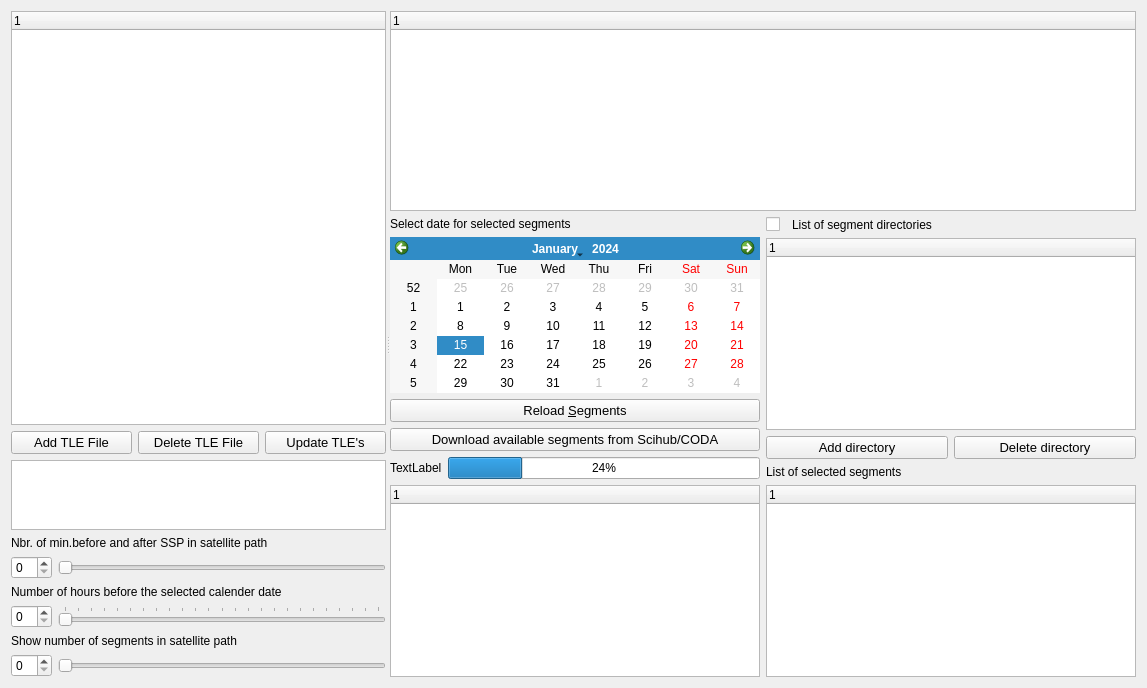
Qt form core/formephem.ui (hvanruys/EUMETCastView) before a commit.
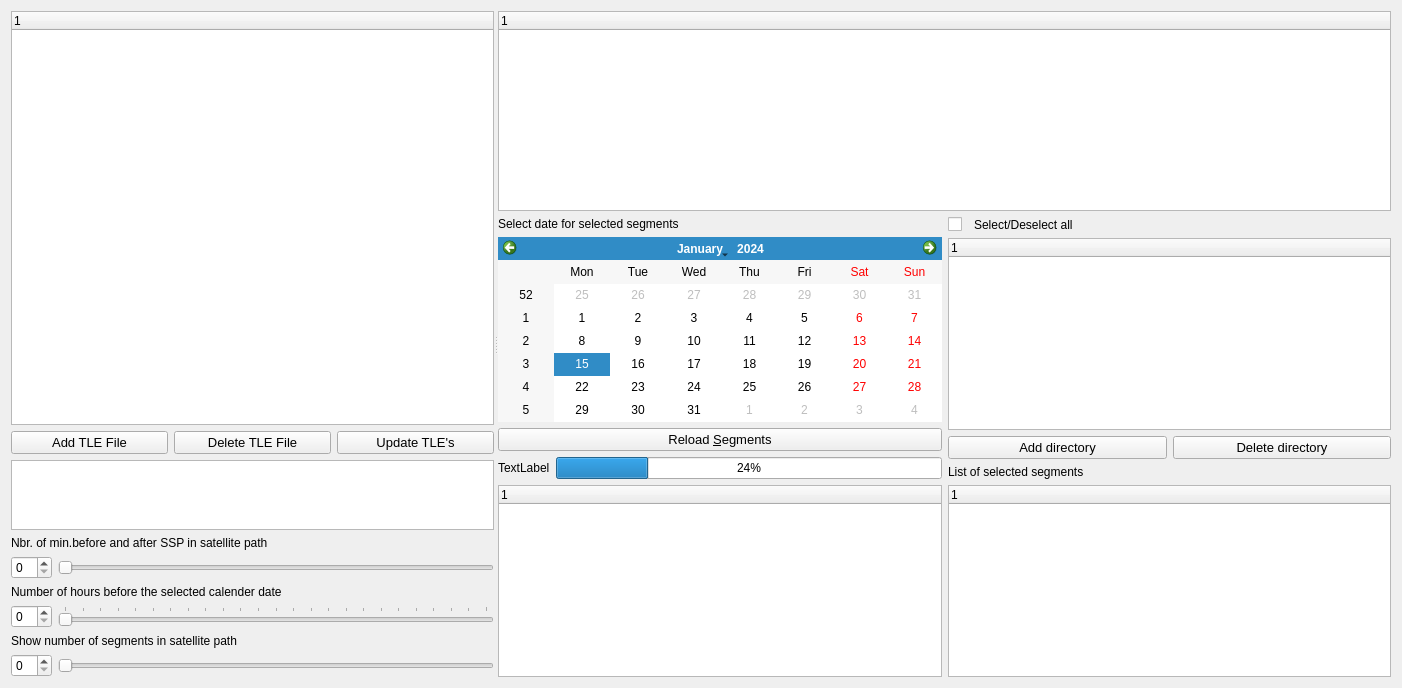
The same form after that commit.

Commit message: It is now possible to download individual files from the Sentinel-3 segments in Scihub/CODA. We have now the following possiblities for downloading Sentinel-3 segments : - Download a quickview - Download a partial product - Download a complete product

Diff of the .ui file:
```diff
--- a/core/formephem.ui
+++ b/core/formephem.ui
@@ -6,7 +6,7 @@
    <rect>
     <x>0</x>
     <y>0</y>
-    <width>1147</width>
+    <width>1402</width>
     <height>688</height>
    </rect>
   </property>
@@ -240,18 +240,6 @@
                </property>
               </widget>
              </item>
-             <item>
-              <widget class="QPushButton" name="btnDownloadFromDatahub">
-               <property name="font">
-                <font>
-                 <pointsize>10</pointsize>
-                </font>
-               </property>
-               <property name="text">
-                <string>Download available segments from Scihub/CODA</string>
-               </property>
-              </widget>
-             </item>
              <item>
               <layout class="QHBoxLayout" name="horizontalLayout_3">
                <item>
@@ -301,7 +289,7 @@
                <item>
                 <widget class="QLabel" name="label_3">
                  <property name="text">
-                  <string>List of segment directories</string>
+                  <string>Select/Deselect all</string>
                  </property>
                 </widget>
                </item>
```
The commit also changes 38 other files.
